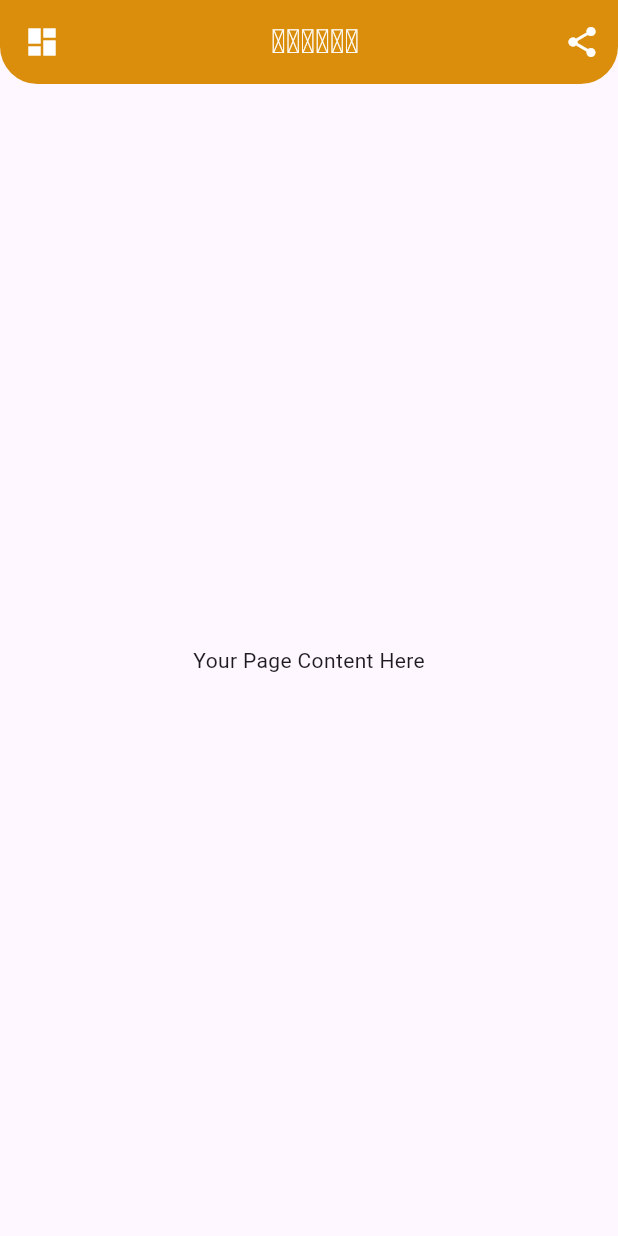
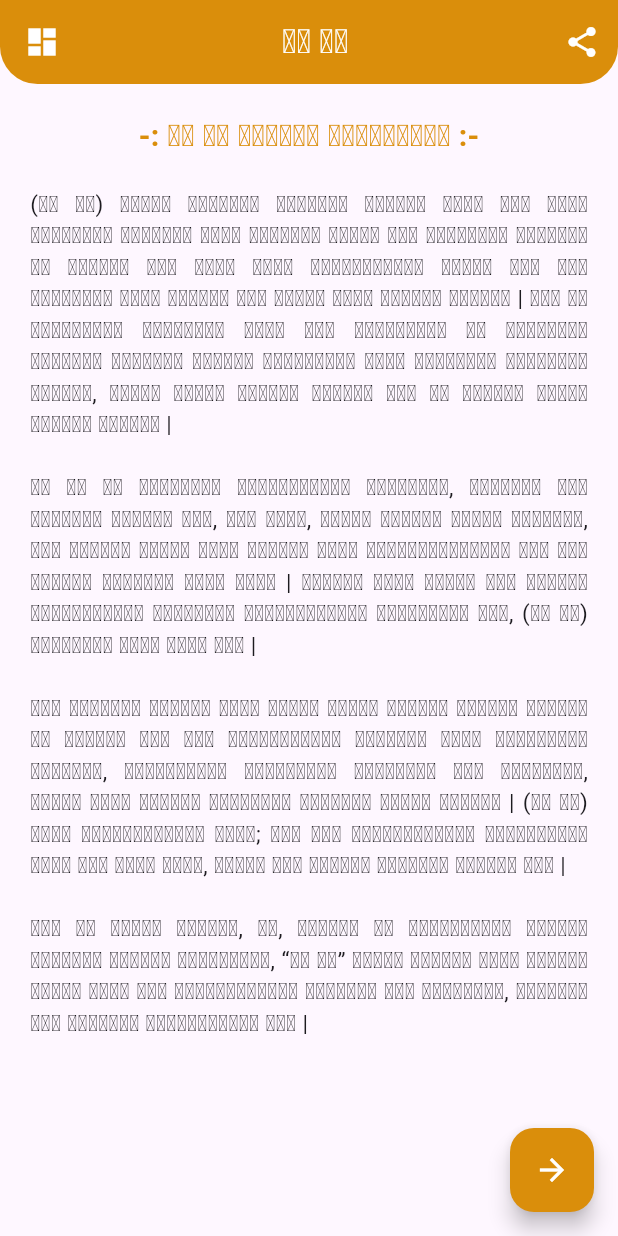
Before and after one commit to gopalkrushnas063/Mo_Gapa, a Flutter app: the screen it shows after launch, after a tap on "ଆସନ୍ତୁ ଆଗକୁ ବଢ଼ିବା", on a phone screen of 412 x 824 dp. Run offline on Flutter 3.47's test engine with Material 2 defaults, Android fonts, the phone set to English and light mode, and no system bars.

Commit message:
introduction page updated

```diff
--- a/lib/pages/introduction_page.dart
+++ b/lib/pages/introduction_page.dart
@@ -28,21 +28,26 @@ class IntroductionPage extends StatelessWidget {
         appBar: AppBar(
           title: const Center(
             child: Text(
-              "ଉପକ୍ରମ",
-              style: TextStyle(fontWeight: FontWeight.w600, color: Colors.white),
+              "ମୋ ଗପ",
+              style:
+                  TextStyle(fontWeight: FontWeight.w600, color: Colors.white),
             ),
           ),
           backgroundColor: const Color.fromARGB(255, 218, 142, 11),
           leading: IconButton(
-            icon: const Icon(Icons.dashboard,color: Colors.white,),
-            onPressed: () {
-            },
+            icon: const Icon(
+              Icons.dashboard,
+              color: Colors.white,
+            ),
+            onPressed: () {},
           ),
           actions: [
             IconButton(
-              icon: const Icon(Icons.share,color: Colors.white,),
-              onPressed: () {
-              },
+              icon: const Icon(
+                Icons.share,
+                color: Colors.white,
+              ),
+              onPressed: () {},
             ),
           ],
           automaticallyImplyLeading: false,
@@ -54,7 +59,37 @@ class IntroductionPage extends StatelessWidget {
           ),
         ),
         body: const Center(
-          child: Text("Your Page Content Here"),
+          child: Column(
+            children: [
+              Padding(
+                padding: EdgeInsets.all(20.0),
+                child: Text(
+                  "-: ମୋ ଗପ ବିଷୟରେ ସଂକ୍ଷିପ୍ତ :-",
+                  style: TextStyle(
+                    fontWeight: FontWeight.w600,
+                    fontSize: 20,
+                    color: Color.fromARGB(255, 218, 142, 11),
+                  ),
+                  textAlign: TextAlign.justify,
+                ),
+              ),
+              Padding(
+                padding: EdgeInsets.only(right: 20, left: 20),
+                child: Text(
+                  " (ମୋ ଗପ) ହେଉଛି ବହୁମୁଖୀ ମୋବାଇଲ୍ ପ୍ରୟୋଗ ଯାହା ସବୁ ବୟସର ପାଠକଙ୍କୁ ଯୋଗାଇବା ପାଇଁ ଡିଜାଇନ୍ ହୋଇଛି ଏହି ପ୍ରୟୋଗଟି କାହାଣୀର ଏକ ଭଣ୍ଡାର ଅଟେ ଯାହା କେବଳ ଚିତ୍ତାକର୍ଷକ ନୁହେଁ ବରଂ ବହୁ ମୂଲ୍ୟବାନ ଜୀବନ ଶିକ୍ଷା ଏବଂ ଜ୍ଞାନ ମଧ୍ୟ ପ୍ରଦାନ କରିଥାଏ | ଏହା ଏକ ପ୍ଲାଟଫର୍ମ ଯେଉଁଠାରେ ଯୁବକ ଏବଂ ବୃଦ୍ଧମାନେ ଏକ ଆକର୍ଷଣୀୟ କାହାଣୀର ଦୁନିଆରେ ପ୍ରବେଶ କରିପାରିବେ ଯାହା କଳ୍ପନାକୁ ଉତ୍ସାହିତ କରିଥାଏ, ନୈତିକ ଜ୍ଞାନ ପ୍ରଦାନ କରିଥାଏ ଏବଂ ଏକ ବ୍ୟାପକ ଜ୍ଞାନ ପ୍ରଦାନ କରିଥାଏ |\n\nମୋ ଗପ ରେ ବର୍ଣ୍ଣିତ କାହାଣୀଗୁଡିକ ମନୋରଞ୍ଜନ, ନୈତିକତା ଏବଂ ଶିକ୍ଷାର ମିଶ୍ରଣ ଅଟେ, ଆପଣ ପିଲା, କିଶୋର କିମ୍ବା ବୟସ୍କ ହୁଅନ୍ତୁ, ଆପଣ କାହାଣୀ ପାଇବେ ଯାହା ଆପଣଙ୍କ ସହିତ ପୁନଃପ୍ରତିରୂପିତ ହେବ ଏବଂ ଆପଣଙ୍କ ଆଗ୍ରହକୁ କାବୁ କରିବ | ଲୋକକଥା ଠାରୁ ଆରମ୍ଭ କରି ଆଧୁନିକ କାହାଣୀଗୁଡିକ ସମସାମୟିକ ପ୍ରସଙ୍ଗଗୁଡିକ ପ୍ରତିଫଳିତ କରେ, (ମୋ ଗପ) ସମସ୍ତଙ୍କ ପାଇଁ କିଛି ଅଛି |\n\nଏହି ମୋବାଇଲ୍ ପ୍ରୟୋଗ ଏହାର ସମସ୍ତ ରୂପରେ କାହାଣୀ କହିବାର ଶକ୍ତିର ଏକ ପ୍ରମାଣ ଅଟେ ଏହା ପାଠକମାନଙ୍କୁ ବିଭିନ୍ନ ଧାରା ଅନୁସନ୍ଧାନ କରିବାକୁ, ଅନ୍ୟମାନଙ୍କ ଅନୁଭୂତିରୁ ଶିଖିବାକୁ ଏବଂ ସର୍ବୋପରି, ଶବ୍ଦର ଯାଦୁ ଦ୍ୱାରା ମନୋରଞ୍ଜନ କରିବାକୁ ସକ୍ଷମ କରିଥାଏ | (ମୋ ଗପ) କେବଳ ମନୋରଞ୍ଜନଠାରୁ ଅଧିକ; ଏହା ବୟସ ସ୍ପେକ୍ଟ୍ରମରେ ପାଠକମାନଙ୍କ ହୃଦୟ ଏବଂ ମନକୁ ଜଡିତ, ଜ୍ଞାନ ଏବଂ ସମୃଦ୍ଧ କରିବାକୁ ଚେଷ୍ଟା କରେ |\n\nଆପଣ ଏକ ନୈତିକ ଶିକ୍ଷା, ହସ, କିମ୍ବା ଏକ ଚିନ୍ତାଧାରା ସୃଷ୍ଟି କରୁଥିବା କାହାଣୀ ଖୋଜୁଛନ୍ତି, “ମୋ ଗପ” ହେଉଛି କାହାଣୀ ଜଗତର ପ୍ରବେଶ ଦ୍ୱାର ଯାହା ବୟସ ପ୍ରତିବନ୍ଧକକୁ ଅତିକ୍ରମ କରି ମନୋରଞ୍ଜନ, ନୈତିକତା ଏବଂ ଜ୍ଞାନକୁ ଅନ୍ତର୍ଭୁକ୍ତ କରେ |",
+                  textAlign: TextAlign.justify,
+                  style: TextStyle(
+                    fontSize: 15,
+                  ),
+                ),
+              ),
+            ],
+          ),
+        ),
+        floatingActionButton: FloatingActionButton(
+          backgroundColor: const Color.fromARGB(255, 218, 142, 11),
+          onPressed: () {},
+          child: const Icon(Icons.arrow_forward,color: Colors.white,),
         ),
       ),
     );
--- a/lib/welcome_screen.dart
+++ b/lib/welcome_screen.dart
@@ -7,6 +7,7 @@ class WelcomeScreen extends StatefulWidget {
   @override
   _WelcomeScreenState createState() => _WelcomeScreenState();
 }
+
 
 class _WelcomeScreenState extends State<WelcomeScreen> {
   double _opacity = 0.0; // Initial opacity value
```
Also changed, not shown: 1 other file.
